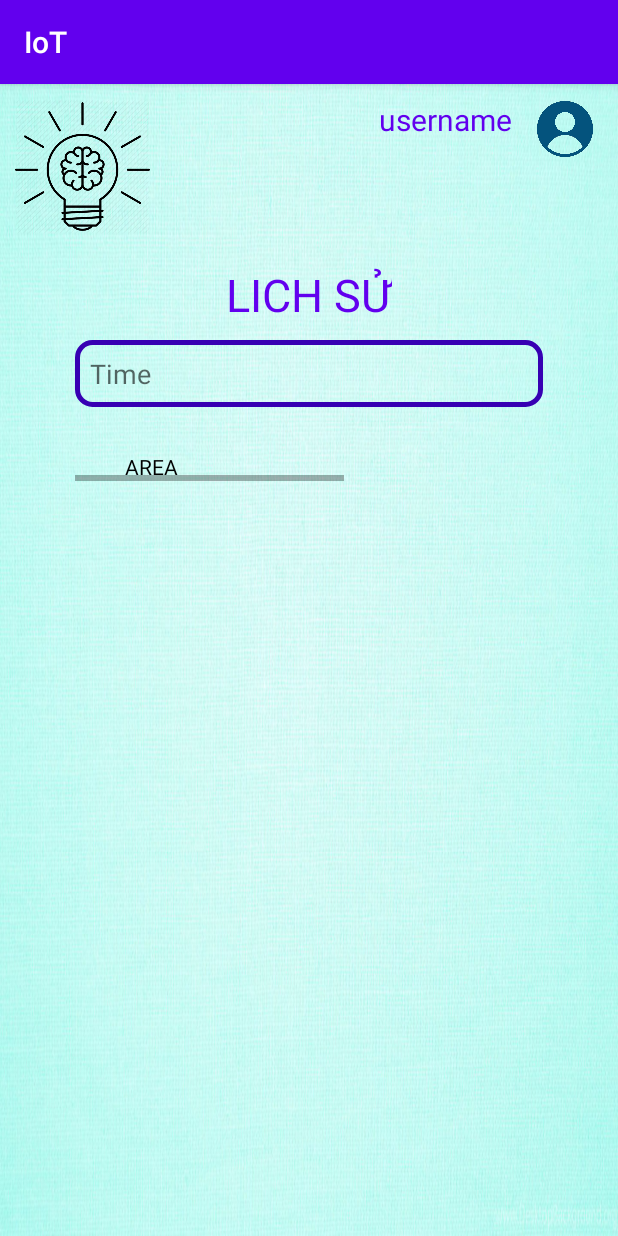
After one commit to TienPhat1/IoT, an Android app: the HistoryActivity screen opened directly, with no data from a screen before it, on a phone screen of 412 x 824 dp. The commit adds this screen. Run offline under Robolectric (Android 15) with nearby library versions, the phone set to English and light mode, and no system bars.

Commit message:
Create HistoryPage

```diff
--- a/app/src/main/AndroidManifest.xml
+++ b/app/src/main/AndroidManifest.xml
@@ -9,7 +9,8 @@
         android:roundIcon="@mipmap/ic_launcher_round"
         android:supportsRtl="true"
         android:theme="@style/AppTheme">
-        <activity android:name=".HomeActivity"></activity>
+        <activity android:name=".HistoryActivity"></activity>
+        <activity android:name=".HomeActivity" />
         <activity android:name=".LoginActivity" />
         <activity android:name=".MainActivity">
             <intent-filter>
--- /dev/null
+++ b/app/src/main/java/com/example/iot/HistoryActivity.java
@@ -0,0 +1,43 @@
+package com.example.iot;
+
+import androidx.appcompat.app.AppCompatActivity;
+
+import android.annotation.SuppressLint;
+import android.graphics.Color;
+import android.os.Bundle;
+import android.widget.LinearLayout;
+import android.widget.TableLayout;
+import android.widget.TableRow;
+import android.widget.TextView;
+
+public class HistoryActivity extends AppCompatActivity {
+    @Override
+    protected void onCreate(Bundle savedInstanceState) {
+        super.onCreate(savedInstanceState);
+        setContentView(R.layout.activity_history);
+        init();
+    }
+
+    @SuppressLint("SetTextI18n")
+    private void init() {
+        TableLayout table = (TableLayout) findViewById(R.id.table_main);
+        TableRow tb_row = new TableRow(this);
+        TextView tv_area = new TextView(this);
+        tv_area.setText("AREA");
+        tv_area.setTextColor(Color.BLACK);
+        tv_area.setPadding(50,0,380,0);
+        tb_row.addView(tv_area);
+        TextView tv_value = new TextView(this);
+        tv_value.setText("VALUE");
+        tv_value.setTextColor(Color.BLACK);
+        tv_value.setPadding(0,0,220,0);
+        tb_row.addView(tv_value);
+        TextView tv_time = new TextView(this);
+        tv_time.setText("TIME");
+        tv_time.setTextColor(Color.BLACK);
+        tv_time.setPadding(0,0,0,0);
+        tb_row.addView(tv_time);
+        table.addView(tb_row);
+
+    }
+}
--- a/app/src/main/java/com/example/iot/HomeActivity.java
+++ b/app/src/main/java/com/example/iot/HomeActivity.java
@@ -3,7 +3,10 @@ package com.example.iot;
 import androidx.annotation.NonNull;
 import androidx.appcompat.app.AppCompatActivity;
 
+import android.content.Intent;
 import android.os.Bundle;
+import android.view.View;
+import android.widget.ImageView;
 import android.widget.TextView;
 
 import com.example.iot.Model.Users;
@@ -16,6 +19,7 @@ import com.google.firebase.database.ValueEventListener;
 public class HomeActivity extends AppCompatActivity {
     private TextView username;
     private String admindata = "admin";
+    private ImageView history;
     @Override
     protected void onCreate(Bundle savedInstanceState) {
         super.onCreate(savedInstanceState);
@@ -35,5 +39,14 @@ public class HomeActivity extends AppCompatActivity {
 
             }
         });
+
+        history = (ImageView) findViewById(R.id.i_history);
+        history.setOnClickListener(new View.OnClickListener() {
+            @Override
+            public void onClick(View v) {
+                Intent intent = new Intent(HomeActivity.this,HistoryActivity.class);
+                startActivity(intent);
+            }
+        });
     }
 }
--- /dev/null
+++ b/app/src/main/res/layout/activity_history.xml
@@ -0,0 +1,87 @@
+<?xml version="1.0" encoding="utf-8"?>
+<RelativeLayout xmlns:android="http://schemas.android.com/apk/res/android"
+    xmlns:app="http://schemas.android.com/apk/res-auto"
+    xmlns:tools="http://schemas.android.com/tools"
+    android:layout_width="match_parent"
+    android:layout_height="match_parent"
+    tools:context=".HistoryActivity"
+    android:background="@drawable/backgroud">
+    <ImageView
+        android:id="@+id/i_logo_history"
+        android:layout_width="wrap_content"
+        android:layout_height="wrap_content"
+        android:src="@drawable/logo"
+        android:adjustViewBounds="true"
+        android:maxHeight="90dp"
+        android:layout_marginTop="10dp"
+        android:layout_marginLeft="10dp"/>
+    <LinearLayout
+        android:id="@+id/linear_history"
+        android:layout_width="wrap_content"
+        android:layout_height="wrap_content"
+        android:layout_alignParentRight="true"
+        android:layout_marginTop="10dp"
+        android:layout_marginRight="15dp">
+        <TextView
+            android:id="@+id/tv_admin_history"
+            android:layout_width="wrap_content"
+            android:layout_height="wrap_content"
+            android:text="username"
+            android:textSize="20dp"
+            android:textColor="@color/colorPrimary"
+            />
+        <ImageView
+            android:id="@+id/i_admin_history"
+            android:layout_width="wrap_content"
+            android:layout_height="wrap_content"
+            android:src="@drawable/user"
+            android:adjustViewBounds="true"
+            android:maxHeight="40dp"
+            android:layout_marginLeft="15dp"/>
+    </LinearLayout>
+    <TextView
+        android:id="@+id/tv_title_history"
+        android:layout_width="wrap_content"
+        android:layout_height="wrap_content"
+        android:text="LICH SỬ"
+        android:textSize="30dp"
+        android:textColor="@color/colorPrimary"
+        android:layout_centerHorizontal="true"
+        android:layout_marginTop="120dp"/>
+    <EditText
+        android:id="@+id/et_history"
+        android:layout_width="match_parent"
+        android:layout_height="wrap_content"
+        android:padding="10dp"
+        android:layout_below="@+id/tv_title_history"
+        android:layout_marginTop="10dp"
+        android:layout_marginLeft="50dp"
+        android:layout_marginRight="50dp"
+        android:hint="Time"
+        android:background="@drawable/et_login"
+        />
+    <HorizontalScrollView
+        android:id="@+id/tb_scroll_view"
+        android:layout_width="match_parent"
+        android:layout_height="wrap_content"
+        android:layout_marginLeft="50dp"
+        android:layout_marginRight="50dp"
+        android:layout_marginTop="30dp"
+        android:layout_below="@+id/et_history">
+        <RelativeLayout
+            android:layout_width="match_parent"
+            android:layout_height="match_parent"
+            android:gravity="center"
+            >
+            <TableLayout
+                android:id="@+id/table_main"
+                android:layout_width="wrap_content"
+                android:layout_height="wrap_content"
+                android:layout_centerHorizontal="true">
+
+            </TableLayout>
+
+        </RelativeLayout>
+    </HorizontalScrollView>
+
+</RelativeLayout>
```
